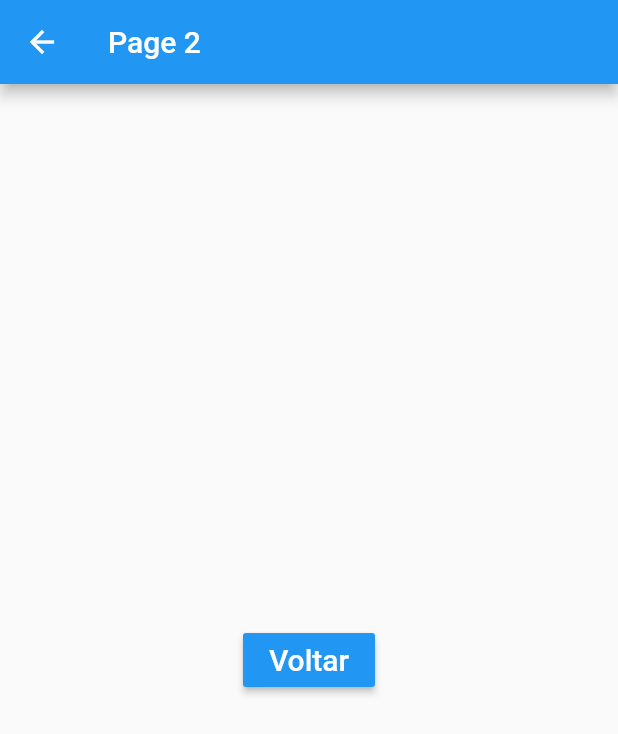
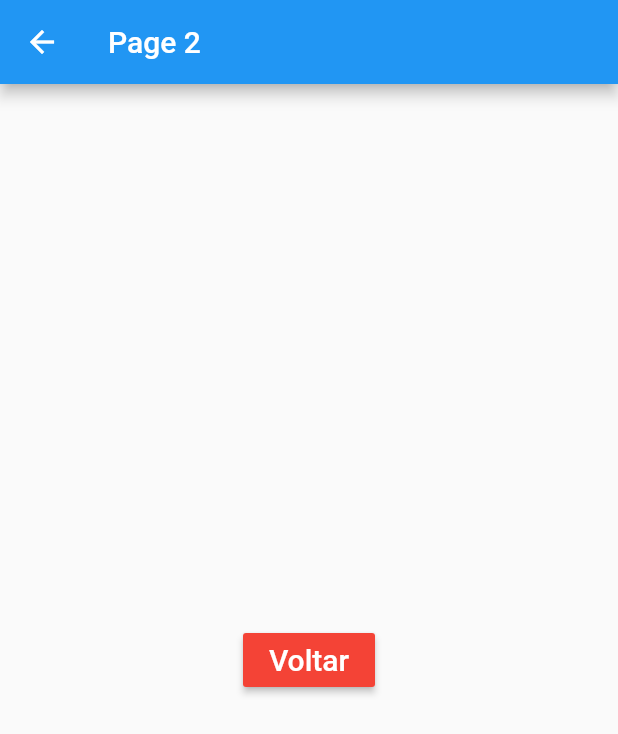
Before and after one commit to mauro-santos/flutter_hello1, a Flutter app: the screen it shows after launch, after a tap on "Page 2", on a phone screen of 412 x 824 dp. Shown: the top 734 px of the screen. Run offline on Flutter 3.47's test engine with Material 2 defaults, Android fonts, the phone set to English and light mode, and no system bars.

Commit message:
- Aproveitamento de código com Widget BlueButton e funções de navegação push e pop.

```diff
--- a/lib/home_page.dart
+++ b/lib/home_page.dart
@@ -3,6 +3,8 @@ import 'package:flutter/material.dart';
 import 'package:flutterhello1/pages/hello_page1.dart';
 import 'package:flutterhello1/pages/hello_page2.dart';
 import 'package:flutterhello1/pages/hello_page3.dart';
+import 'package:flutterhello1/utils/nav.dart';
+import 'package:flutterhello1/widgets/blue_button.dart';
 
 class HomePage extends StatelessWidget {
   @override
@@ -54,17 +56,17 @@ class HomePage extends StatelessWidget {
         Row(
           mainAxisAlignment: MainAxisAlignment.spaceEvenly,
           children: <Widget>[
-            _button(context, "ListView", () => _onClickNavigator(context, HelloPage1())),
-            _button(context, "Page 2", () => _onClickNavigator(context, HelloPage2())),
-            _button(context, "Page 3", () => _onClickNavigator(context, HelloPage3())),
+            BlueButton("ListView", onPressed: () => _onClickNavigator(context, HelloPage1())),
+            BlueButton("Page 2", onPressed: () => _onClickNavigator(context, HelloPage2())),
+            BlueButton("Page 3", onPressed: () => _onClickNavigator(context, HelloPage3())),
           ],
         ),
         Row(
           mainAxisAlignment: MainAxisAlignment.spaceEvenly,
           children: <Widget>[
-            _button(context, "Snack", _onClickSnack),
-            _button(context, "Dialog", _onClickDialog),
-            _button(context, "Toast", _onClickToast),
+            BlueButton("Snack", onPressed: _onClickSnack),
+            BlueButton("Dialog", onPressed: _onClickDialog),
+            BlueButton("Toast", onPressed: _onClickToast),
           ],
         ),
       ],
@@ -72,9 +74,7 @@ class HomePage extends StatelessWidget {
   }
 
   void _onClickNavigator(BuildContext context, Widget page) async {
-    String s = await Navigator.push(context, MaterialPageRoute(builder: (BuildContext context) {
-      return page;
-    }));
+    String s = await push(context, page);
 
     print(">> ${s.toUpperCase()}");
   }
@@ -89,20 +89,6 @@ class HomePage extends StatelessWidget {
 
   _onClickToast() {
     print("Clique em Toast!");
-  }
-
-  _button(BuildContext context, String text, Function onPressed) {
-    return RaisedButton(
-      color: Colors.blue,
-      child: Text(
-        text,
-        style: TextStyle(
-          color: Colors.white,
-          fontSize: 20,
-        ),
-      ),
-      onPressed: onPressed,
-    );
   }
 
   _listImg() {
--- a/lib/pages/hello_page2.dart
+++ b/lib/pages/hello_page2.dart
@@ -1,4 +1,6 @@
 import 'package:flutter/material.dart';
+import 'package:flutterhello1/utils/nav.dart';
+import 'package:flutterhello1/widgets/blue_button.dart';
 
 class HelloPage2 extends StatelessWidget {
   @override
@@ -15,21 +17,15 @@ class HelloPage2 extends StatelessWidget {
 
   _body(BuildContext context) {
     return Center(
-      child: RaisedButton(
-        color: Colors.blue,
-        child: Text(
-          "Voltar",
-          style: TextStyle(
-            color: Colors.white,
-            fontSize: 20,
-          ),
-        ),
+      child: BlueButton(
+        "Voltar",
         onPressed: () => _onClickVoltar(context),
+        color: Colors.red,
       ),
     );
   }
 
   _onClickVoltar(BuildContext context) {
-    Navigator.pop(context, "Tela 2");
+    pop(context, "Tela 2");
   }
 }
--- a/lib/pages/hello_page3.dart
+++ b/lib/pages/hello_page3.dart
@@ -1,4 +1,6 @@
 import 'package:flutter/material.dart';
+import 'package:flutterhello1/utils/nav.dart';
+import 'package:flutterhello1/widgets/blue_button.dart';
 
 class HelloPage3 extends StatelessWidget {
   @override
@@ -15,21 +17,14 @@ class HelloPage3 extends StatelessWidget {
 
   _body(BuildContext context) {
     return Center(
-      child: RaisedButton(
-        color: Colors.blue,
-        child: Text(
-          "Voltar",
-          style: TextStyle(
-            color: Colors.white,
-            fontSize: 20,
-          ),
-        ),
+      child: BlueButton(
+        "Voltar",
         onPressed: () => _onClickVoltar(context),
       ),
     );
   }
 
   _onClickVoltar(BuildContext context) {
-    Navigator.pop(context, "Tela 3");
+    pop(context, "Tela 3");
   }
 }
--- /dev/null
+++ b/lib/utils/nav.dart
@@ -0,0 +1,11 @@
+import 'package:flutter/material.dart';
+
+Future push(BuildContext context, Widget page) {
+  return Navigator.push(context, MaterialPageRoute(builder: (BuildContext context) {
+    return page;
+  }));
+}
+
+pop(BuildContext context, String text) {
+  Navigator.pop(context, text);
+}
--- /dev/null
+++ b/lib/widgets/blue_button.dart
@@ -0,0 +1,24 @@
+import 'package:flutter/material.dart';
+
+class BlueButton extends StatelessWidget {
+  String text;
+  Function onPressed;
+  Color color;
+
+  BlueButton(this.text, {@required this.onPressed, this.color = Colors.blue});
+
+  @override
+  Widget build(BuildContext context) {
+    return RaisedButton(
+      color: color,
+      child: Text(
+        text,
+        style: TextStyle(
+          color: Colors.white,
+          fontSize: 20,
+        ),
+      ),
+      onPressed: onPressed,
+    );
+  }
+}
```
